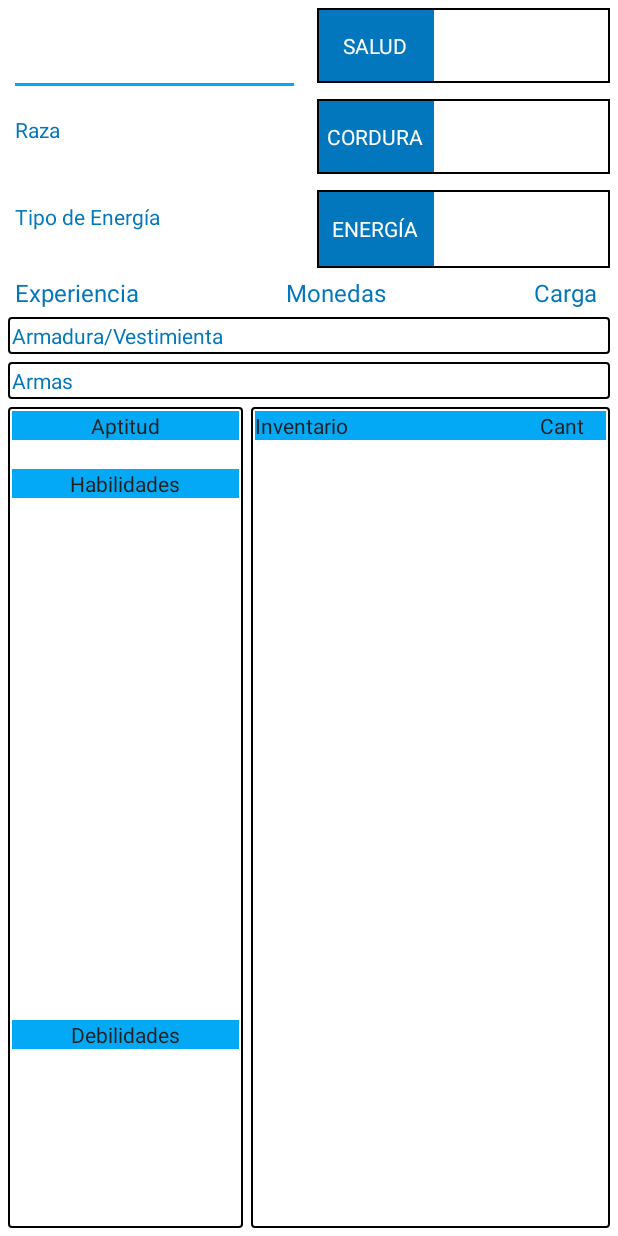
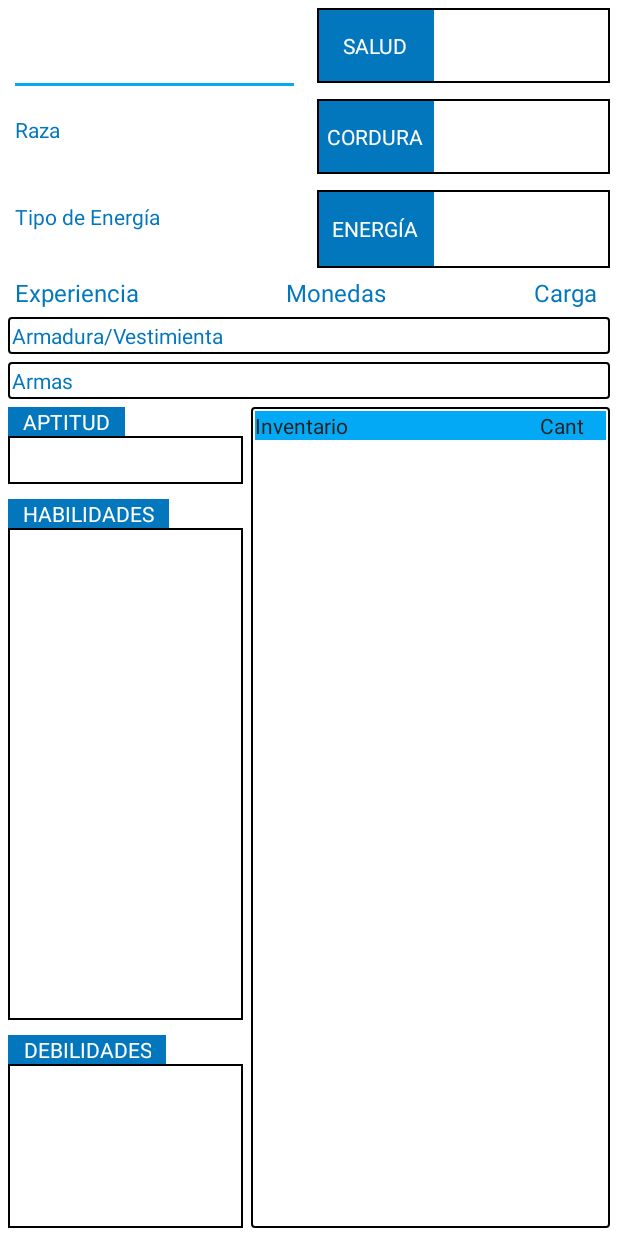
Before and after one commit to tomasdozo/VLP, an Android app: the MainActivity screen opened directly, with no data from a screen before it, on a phone screen of 412 x 824 dp. Run offline under Robolectric (Android 15) with nearby library versions, the light colour scheme and no system bars; 1 statement that could not run was skipped.

```diff
--- a/app/src/main/java/com/tdozo/vlp/MainActivity.java
+++ b/app/src/main/java/com/tdozo/vlp/MainActivity.java
@@ -16,6 +16,7 @@ import android.widget.TextView;
 import android.widget.Toast;
 
 import androidx.appcompat.app.AppCompatActivity;
+import androidx.appcompat.content.res.AppCompatResources;
 import androidx.core.content.ContextCompat;
 
 import com.google.android.material.dialog.MaterialAlertDialogBuilder;
@@ -329,6 +330,12 @@ public class MainActivity extends AppCompatActivity {
         for (Attribute weakness : cha.getWeakness()) {
             TextView view = new TextView(getBaseContext());
             view.setText(weakness.getName());
+            view.setGravity(Gravity.CENTER);
+            view.setTextColor(getColor(R.color.primaryText));
+            view.setTextSize(16);
+            view.setPadding(5, 5, 5, 5);
+            view.setBackground(AppCompatResources.getDrawable(this, R.drawable.border_thin));
+
             view.setOnClickListener(v -> new MaterialAlertDialogBuilder(this).setTitle(weakness.getName()).setMessage(weakness.getDescription()).setNegativeButton(R.string.Remove, (dialog, which) -> {
                 cha.removeWeakness(weakness);
                 saveCharacter();
@@ -344,6 +351,12 @@ public class MainActivity extends AppCompatActivity {
         for (Attribute skill : cha.getSkills()) {
             TextView view = new TextView(getBaseContext());
             view.setText(skill.getName());
+            view.setGravity(Gravity.CENTER);
+            view.setTextColor(getColor(R.color.primaryText));
+            view.setTextSize(16);
+            view.setPadding(5, 5, 5, 5);
+            view.setBackground(AppCompatResources.getDrawable(this, R.drawable.border_thin));
+
             view.setOnClickListener(v -> new MaterialAlertDialogBuilder(this).setTitle(skill.getName()).setMessage(skill.getDescription()).setNegativeButton(R.string.Remove, (dialog, which) -> {
                 cha.removeSkill(skill);
                 saveCharacter();
--- /dev/null
+++ b/app/src/main/res/drawable/border_thin.xml
@@ -0,0 +1,6 @@
+<?xml version="1.0" encoding="utf-8"?>
+<shape xmlns:android="http://schemas.android.com/apk/res/android">
+    <stroke
+        android:width="0.5dp"
+        android:color="@color/black" />
+</shape>
--- a/app/src/main/res/layout/activity_main.xml
+++ b/app/src/main/res/layout/activity_main.xml
@@ -373,7 +373,6 @@
         android:layout_marginTop="5dp"
         android:layout_marginEnd="2.5dp"
         android:layout_marginBottom="5dp"
-        android:background="@drawable/rounded_border"
         android:orientation="vertical"
         app:layout_constraintBottom_toBottomOf="parent"
         app:layout_constraintEnd_toStartOf="@+id/guideline5"
@@ -381,33 +380,42 @@
         app:layout_constraintTop_toBottomOf="@+id/linearLayoutWeapons">
 
         <TextView
-            android:id="@+id/textView7"
-            android:layout_width="match_parent"
+            android:layout_width="wrap_content"
             android:layout_height="wrap_content"
-            android:background="@color/colorPrimary"
-            android:text="@string/Aptitude"
+            android:background="@color/colorPrimaryDark"
+            android:paddingStart="10dp"
+            android:paddingEnd="10dp"
+            android:text="APTITUD"
             android:textAlignment="center"
-            android:textColor="@color/primaryText" />
+            android:textColor="@color/white" />
 
         <TextView
             android:id="@+id/aptitude"
             android:layout_width="match_parent"
             android:layout_height="wrap_content"
-            android:textAlignment="center" />
+            android:background="@drawable/border"
+            android:padding="5dp"
+            android:textAlignment="center"
+            android:textColor="@color/primaryText"
+            android:textSize="15sp" />
 
         <TextView
             android:id="@+id/skills_text"
-            android:layout_width="match_parent"
+            android:layout_width="wrap_content"
             android:layout_height="wrap_content"
-            android:background="@color/colorPrimary"
-            android:text="@string/Skills"
+            android:layout_marginTop="10dp"
+            android:background="@color/colorPrimaryDark"
+            android:paddingStart="10dp"
+            android:paddingEnd="10dp"
+            android:text="HABILIDADES"
             android:textAlignment="center"
-            android:textColor="@color/primaryText" />
+            android:textColor="@color/white" />
 
         <ScrollView
             android:layout_width="match_parent"
-            android:layout_height="wrap_content"
+            android:layout_height="0dp"
             android:layout_weight="3"
+            android:background="@drawable/border"
             android:isScrollContainer="false"
             tools:ignore="SpeakableTextPresentCheck">
 
@@ -420,17 +428,21 @@
 
         <TextView
             android:id="@+id/weaknesses_text"
-            android:layout_width="match_parent"
+            android:layout_width="wrap_content"
             android:layout_height="wrap_content"
-            android:background="@color/colorPrimary"
-            android:text="@string/Weaknesses"
+            android:layout_marginTop="10dp"
+            android:background="@color/colorPrimaryDark"
+            android:paddingStart="10dp"
+            android:paddingEnd="10dp"
+            android:text="DEBILIDADES"
             android:textAlignment="center"
-            android:textColor="@color/primaryText" />
+            android:textColor="@color/white" />
 
         <ScrollView
             android:layout_width="match_parent"
-            android:layout_height="wrap_content"
+            android:layout_height="0dp"
             android:layout_weight="1"
+            android:background="@drawable/border"
             android:isScrollContainer="false"
             tools:ignore="SpeakableTextPresentCheck">
 
```
